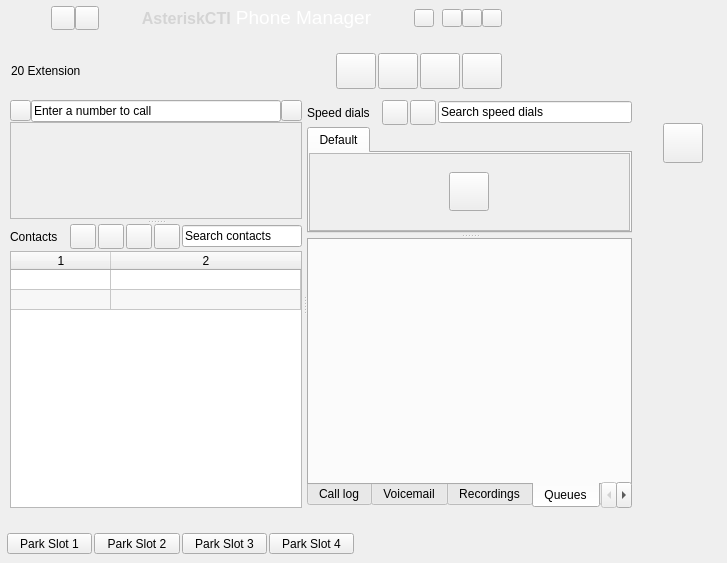
Qt form AstCtiClient/managerwindow.ui (vinodkumartiwari/astcti2) before a commit.
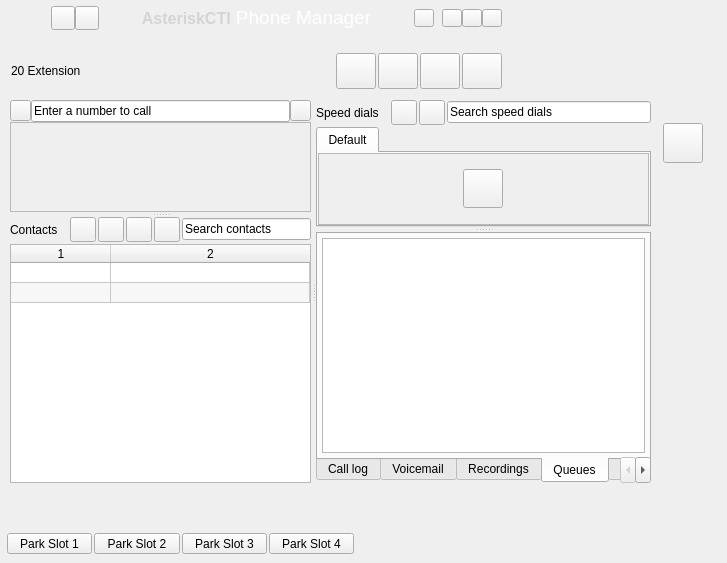
The same form after that commit. The open tabs and pages were chosen to show the change. Icons and pictures are not drawn.

Commit message: Added shared directory which contains files common to client and server Server: Implemented idle disconnect function Client: Moved server communication to a separate thread due to GUI blocking Finished queues implementation

What changed in the file:
```diff
--- a/AstCtiClient/managerwindow.ui
+++ b/AstCtiClient/managerwindow.ui
@@ -515,8 +515,8 @@
     <rect>
      <x>10</x>
      <y>100</y>
-     <width>622</width>
-     <height>408</height>
+     <width>641</width>
+     <height>383</height>
     </rect>
    </property>
    <property name="sizePolicy">
@@ -634,8 +634,8 @@
           <rect>
            <x>0</x>
            <y>0</y>
-           <width>291</width>
-           <height>95</height>
+           <width>300</width>
+           <height>88</height>
           </rect>
          </property>
          <layout class="QVBoxLayout" name="activeCallsLayout">
@@ -1080,8 +1080,8 @@
               <rect>
                <x>0</x>
                <y>0</y>
-               <width>316</width>
-               <height>77</height>
+               <width>326</width>
+               <height>70</height>
               </rect>
              </property>
              <layout class="QGridLayout" name="gridLayout">
@@ -1481,6 +1481,48 @@
          <attribute name="title">
           <string>Queues</string>
          </attribute>
+         <layout class="QHBoxLayout" name="queuesLayout">
+          <property name="spacing">
+           <number>2</number>
+          </property>
+          <property name="leftMargin">
+           <number>4</number>
+          </property>
+          <property name="topMargin">
+           <number>4</number>
+          </property>
+          <property name="rightMargin">
+           <number>4</number>
+          </property>
+          <property name="bottomMargin">
+           <number>4</number>
+          </property>
+          <item>
+           <widget class="QTableView" name="queuesTableView">
+            <property name="tabKeyNavigation">
+             <bool>false</bool>
+            </property>
+            <property name="selectionMode">
+             <enum>QAbstractItemView::SingleSelection</enum>
+            </property>
+            <property name="selectionBehavior">
+             <enum>QAbstractItemView::SelectRows</enum>
+            </property>
+            <property name="wordWrap">
+             <bool>false</bool>
+            </property>
+            <attribute name="horizontalHeaderHighlightSections">
+             <bool>false</bool>
+            </attribute>
+            <attribute name="horizontalHeaderStretchLastSection">
+             <bool>true</bool>
+            </attribute>
+            <attribute name="verticalHeaderDefaultSectionSize">
+             <number>20</number>
+            </attribute>
+           </widget>
+          </item>
+         </layout>
         </widget>
         <widget class="QWidget" name="accountCodesTab">
          <attribute name="title">
```
Left out of the diff: 8 changed lines with no effect on the pictures. The commit also changes 67 other files.
